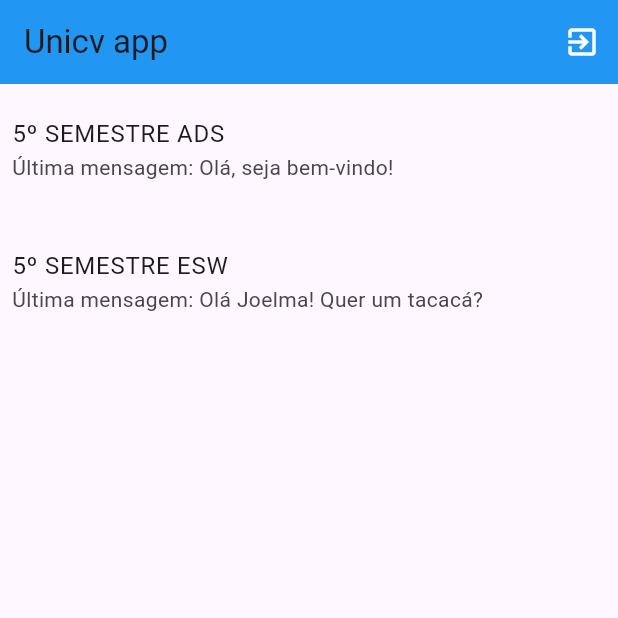
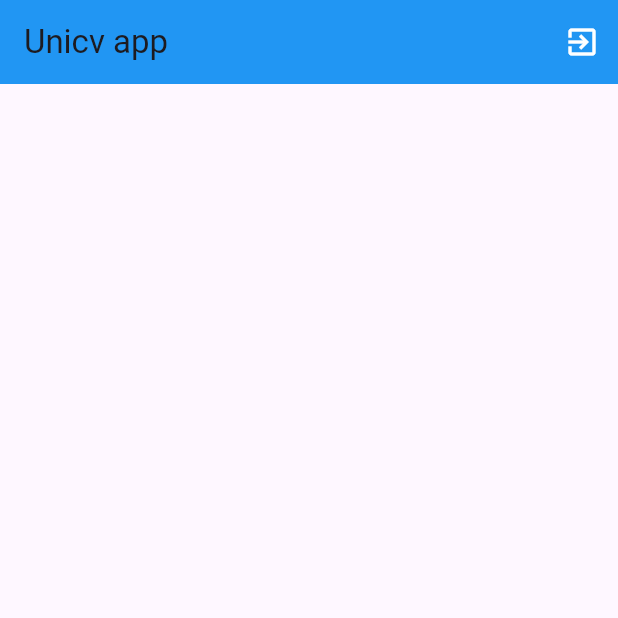
Before and after one commit to gustavo96ma/5_semestre_ADS_mobile, a Flutter app: the screen it shows once a user with an empty profile is signed in, on a phone screen of 412 x 824 dp, the top half of it. Run offline on Flutter 3.47's test engine with Material 3 defaults, Android fonts, the phone set to English and light mode, and no system bars; our stand-ins replace firebase_auth, firebase_core; accounts and stored records are empty.

Commit message:
módulo autenticacao

```diff
--- a/2_BIMESTRE/AULA03/lib/pagina_lista_de_chats.dart
+++ b/2_BIMESTRE/AULA03/lib/pagina_lista_de_chats.dart
@@ -9,26 +9,10 @@ class PaginaListaDeChats extends StatefulWidget {
 }
 
 class _PaginaListaDeChatsState extends State<PaginaListaDeChats> {
-  void adicionaChat() {
-    listaChats.add(
-      Chat(
-        nome: '5º SEMESTRE ADS',
-        mensagens: {'conteudo': 'Olá, seja bem-vindo!'},
-      ),
-    );
-    listaChats.add(
-      Chat(
-        nome: '5º SEMESTRE ESW',
-        mensagens: {'conteudo': 'Olá Joelma! Quer um tacacá?'},
-      ),
-    );
-  }
-
   final List<Chat> listaChats = [];
 
   @override
   Widget build(BuildContext context) {
-    adicionaChat();
     return Scaffold(
       appBar: AppBar(
         backgroundColor: Colors.blue,
@@ -58,10 +42,3 @@ class _PaginaListaDeChatsState extends State<PaginaListaDeChats> {
     );
   }
 }
-
-class Chat {
-  final String nome;
-  final Map<String, String> mensagens;
-
-  Chat({required this.nome, required this.mensagens});
-}
```
